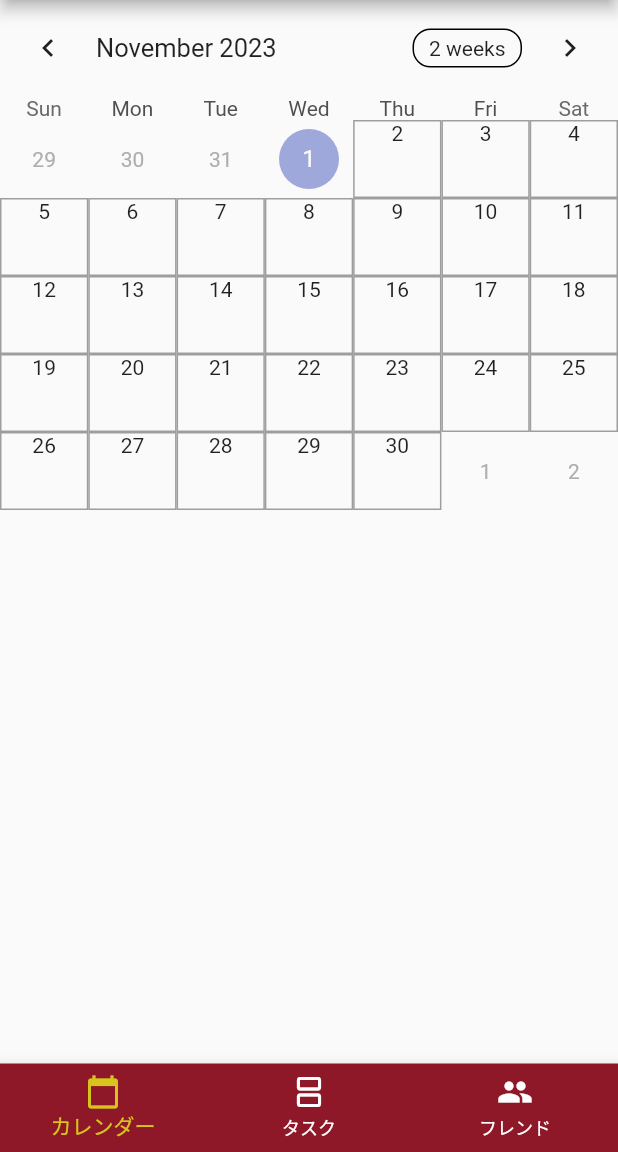
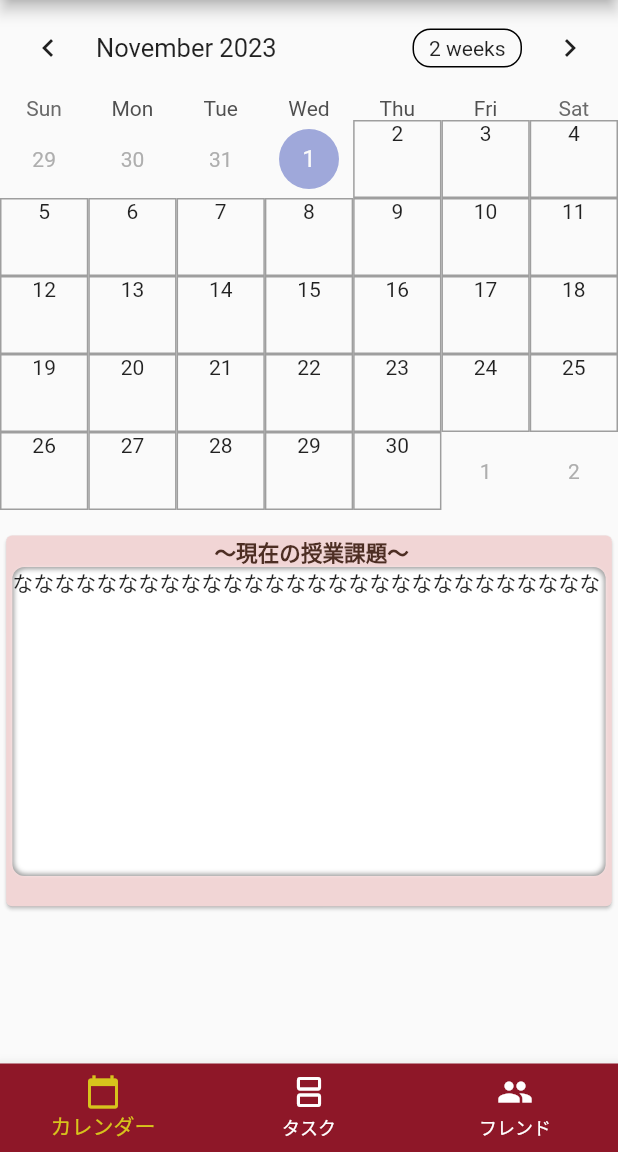
Before and after one commit to aozora-asu/wasedule, a Flutter app: the screen it shows after launch, on a phone screen of 412 x 824 dp, the part 84-1236 px from its top. Run offline on Flutter 3.47's test engine with Material 2 defaults, Android fonts, the phone set to English and light mode, and no system bars; drawn by our look-alikes of table_calendar; our stand-ins replace google_fonts, sqflite; accounts and stored records are empty.

Commit message:
とりあえずカレンダーページに枠だけ追加。

```diff
--- a/lib/frontend/screens/pages/calendar_page.dart
+++ b/lib/frontend/screens/pages/calendar_page.dart
@@ -3,10 +3,70 @@ import 'package:google_fonts/google_fonts.dart';
 import 'package:intl/date_symbol_data_local.dart';
 import 'package:table_calendar/table_calendar.dart';
 import 'package:flutter/widgets.dart';
+import 'dart:async';
+import 'package:flutter_calandar_app/backend/DB/db_Manager.dart';
+import 'package:flutter_calandar_app/backend/http_request.dart';
 
+import "../../../backend/temp_file.dart";
 import '../../size_config.dart';
 import '../../colors.dart';
 import 'task_page.dart';
+
+class TaskPage extends StatefulWidget {
+  @override
+  _TaskPageState createState() => _TaskPageState();
+}
+
+class _TaskPageState extends State<TaskPage> {
+  Future<Map<String, dynamic>>? events;
+
+  @override
+  void initState() {
+    super.initState();
+    _loadData();
+  }
+
+  Future<void> _loadData() async {
+    final data = await resisterTaskToDB(url_t);
+    setState(() {
+      events = Future.value(data);
+    });
+  }
+
+  @override
+  Widget build(BuildContext context) {
+    return Scaffold(
+      backgroundColor: BACKGROUND_COLOR,
+      body: Center(
+        child: FutureBuilder<Map<String, dynamic>>(
+          future: events,
+          builder: (context, snapshot) {
+            if (snapshot.connectionState == ConnectionState.waiting) {
+              return CircularProgressIndicator();
+            } else if (snapshot.hasError) {
+              return Text("Error: ${snapshot.error}");
+            } else if (snapshot.hasData) {
+              // データが読み込まれた場合、リストを生成
+              return buildDataCards(
+                  snapshot.data!["events"] as List<Map<String, dynamic>>);
+            } else {
+              // データがない場合の処理（nullの場合など）
+              return CircularProgressIndicator();
+            }
+          },
+        ),
+      ),
+      floatingActionButton: FloatingActionButton(
+        onPressed: () {
+          _loadData();
+        },
+        child: Icon(Icons.get_app), // ボタンのアイコン
+        backgroundColor: MAIN_COLOR, // ボタンの背景色
+      ),
+    );
+  }
+}
+
 
 
 
@@ -94,10 +154,13 @@ class _CalendarState extends State<Calendar> {
   DateTime _focusedDay = DateTime.now();
   DateTime? _selectedDay;
 
+
   @override
   Widget build(BuildContext context) {
     return Scaffold(
-      body: TableCalendar<dynamic>(
+      body:
+       ListView(children:[
+        TableCalendar<dynamic>(
         firstDay: DateTime.utc(1882, 10, 21),
         lastDay: DateTime.utc(2100, 10, 21),
         focusedDay: _focusedDay,
@@ -167,6 +230,85 @@ class _CalendarState extends State<Calendar> {
           },
         ),
       ),
-    );
-  }
+      SizedBox(
+        height:13,
+      ),
+      TaskList()
+     ]
+   ),
+  );
+ }
 }
+
+class EventData {
+  String dtEnd;
+  String description;
+  String memo;
+
+  EventData(this.dtEnd, this.description, this.memo);
+}
+
+// void main() {
+//   List<EventData> events = [
+//     EventData('2023-10-22 03:59:00.000', '#1 アンケート', null),
+//     EventData('2023-10-23 00:00:00.000', '#2 アンケート', null),
+//     EventData('2023-10-05 05:00:00.000', '質問申請フォーム/Question Application Form', null),
+//   ];
+
+//   for (var event in events) {
+//     print('dtEnd: ${event.dtEnd}, description: ${event.description}, memo: ${event.memo}');
+//   }
+// }
+
+class TaskList extends StatelessWidget {
+
+ @override
+  Widget build(BuildContext context) {
+    SizeConfig().init(context);
+    return Column(
+      children:[Card(
+       color: WIDGET_COLOR,
+        child: SizedBox(
+         height: SizeConfig.blockSizeHorizontal! * 60,
+         width: SizeConfig.blockSizeHorizontal! * 98,
+         child:Column(
+          children:[
+             Text(
+              ' ～現在の授業課題～',
+              textAlign: TextAlign.left,
+              style: TextStyle(
+                fontSize: SizeConfig.blockSizeHorizontal! * 3.5,
+                fontWeight: FontWeight.w800,
+                color: const Color.fromARGB(255, 77, 46, 35),
+              ),
+            ),
+            Container(
+              height: SizeConfig.blockSizeHorizontal! * 50,
+              width: SizeConfig.blockSizeHorizontal! * 96,
+              decoration: BoxDecoration(
+              borderRadius: BorderRadius.circular(8.0),
+              boxShadow: [
+               BoxShadow(
+                  color: Colors.grey,
+                ),
+                BoxShadow(
+                  color: Colors.white,
+                  spreadRadius: -1.5,
+                  blurRadius: 2.0,
+                ),
+              ],
+            ),
+            child:ListView(
+              children: [
+                   Text("なななななななななななななななななななななななななななな")
+                ],
+         )
+        )
+       ]
+      )
+     )
+    )
+   ]
+  );
+ }
+}
```
Also changed, not shown: 1 other file.
